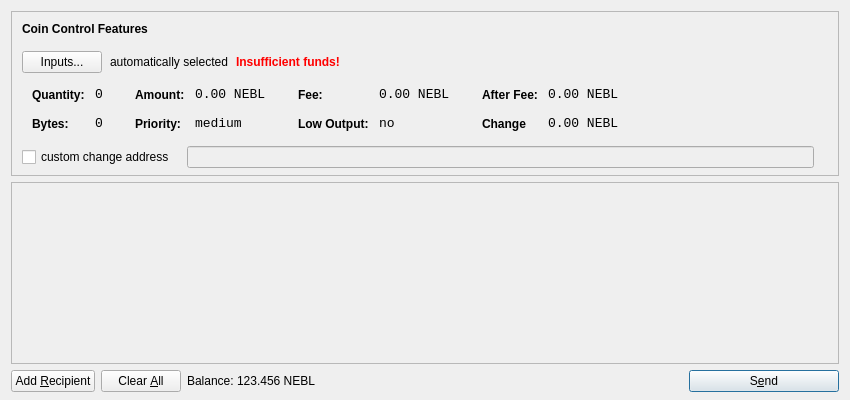
First picture: the form in wallet/qt/forms/sendcoinsdialog.ui, repository sanjayg99/bfx, before the edit.
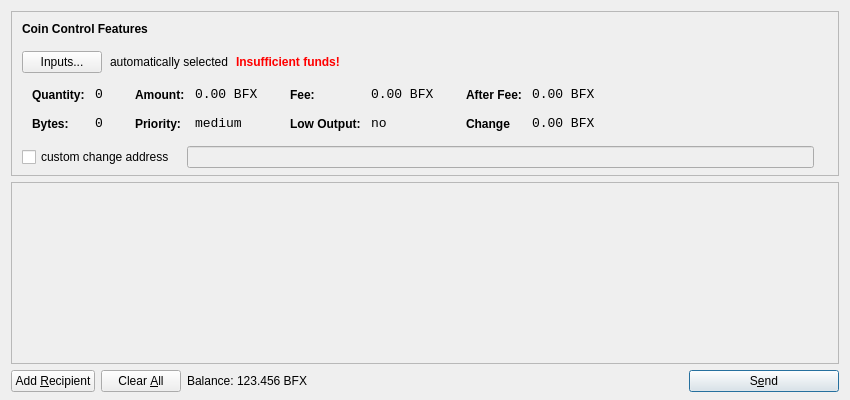
Second picture: the form after the edit. Icons and pictures are not drawn.

```diff
--- a/wallet/qt/forms/sendcoinsdialog.ui
+++ b/wallet/qt/forms/sendcoinsdialog.ui
@@ -333,7 +333,7 @@
                   <enum>Qt::ActionsContextMenu</enum>
                  </property>
                  <property name="text">
-                  <string>0.00 NEBL</string>
+                  <string>0.00 BFX</string>
                  </property>
                  <property name="textInteractionFlags">
                   <set>Qt::LinksAccessibleByMouse|Qt::TextSelectableByKeyboard|Qt::TextSelectableByMouse</set>
@@ -419,7 +419,7 @@
                   <enum>Qt::ActionsContextMenu</enum>
                  </property>
                  <property name="text">
-                  <string>0.00 NEBL</string>
+                  <string>0.00 BFX</string>
                  </property>
                  <property name="textInteractionFlags">
                   <set>Qt::LinksAccessibleByMouse|Qt::TextSelectableByKeyboard|Qt::TextSelectableByMouse</set>
@@ -505,7 +505,7 @@
                   <enum>Qt::ActionsContextMenu</enum>
                  </property>
                  <property name="text">
-                  <string>0.00 NEBL</string>
+                  <string>0.00 BFX</string>
                  </property>
                  <property name="textInteractionFlags">
                   <set>Qt::LinksAccessibleByMouse|Qt::TextSelectableByKeyboard|Qt::TextSelectableByMouse</set>
@@ -537,7 +537,7 @@
                   <enum>Qt::ActionsContextMenu</enum>
                  </property>
                  <property name="text">
-                  <string>0.00 NEBL</string>
+                  <string>0.00 BFX</string>
                  </property>
                  <property name="textInteractionFlags">
                   <set>Qt::LinksAccessibleByMouse|Qt::TextSelectableByKeyboard|Qt::TextSelectableByMouse</set>
@@ -753,7 +753,7 @@
           <cursorShape>IBeamCursor</cursorShape>
          </property>
          <property name="text">
-          <string>123.456 NEBL</string>
+          <string>123.456 BFX</string>
          </property>
          <property name="textInteractionFlags">
           <set>Qt::LinksAccessibleByMouse|Qt::TextSelectableByKeyboard|Qt::TextSelectableByMouse</set>
```
